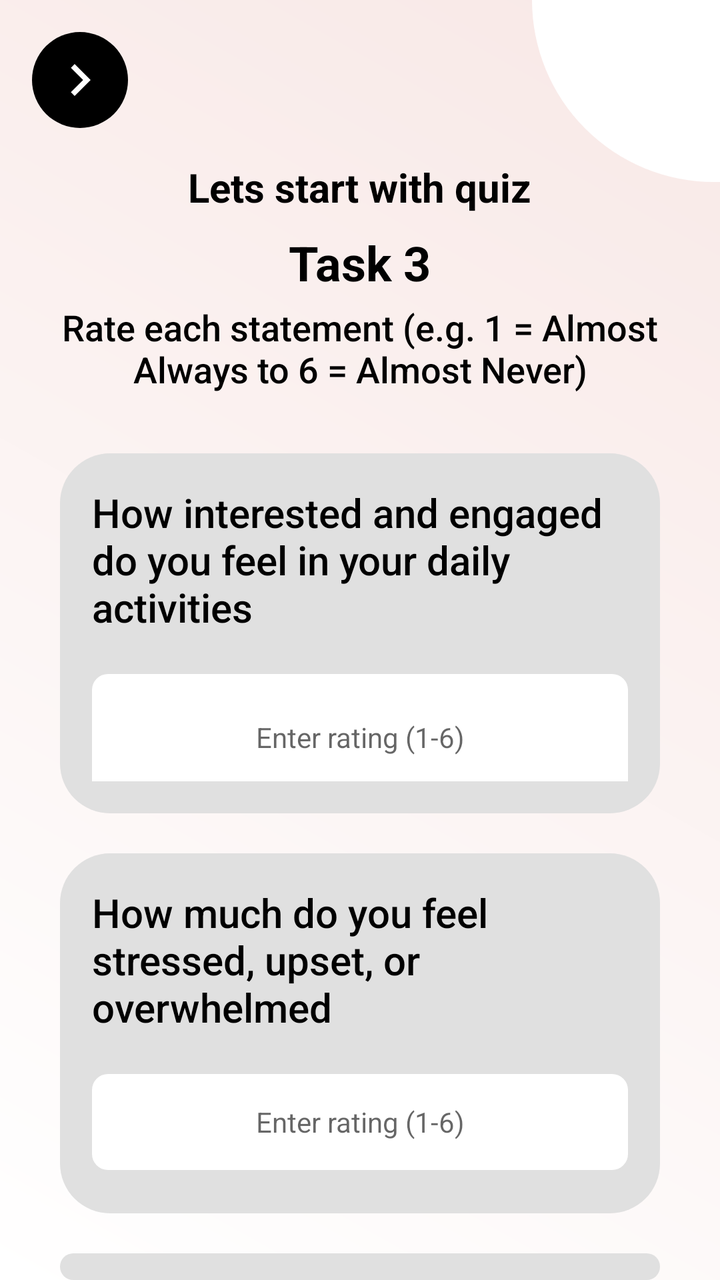
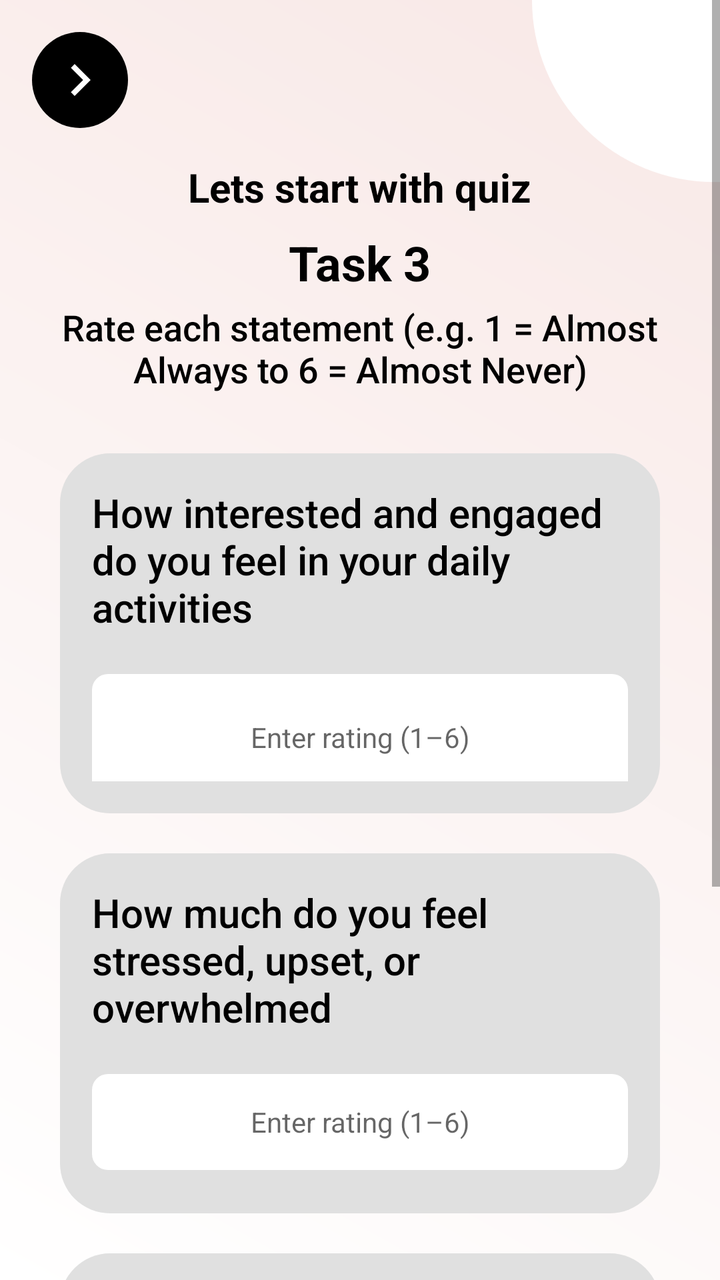

Compare the two renders of this Android layout. The source of the first and the diff that turns it into the second are given below.
<!-- AndroidManifest.xml: application theme Theme.CogniSync -->
<!-- res/layout/activity_task3.xml -->
<?xml version="1.0" encoding="utf-8"?>
<RelativeLayout xmlns:android="http://schemas.android.com/apk/res/android"
    xmlns:tools="http://schemas.android.com/tools"
    android:layout_width="match_parent"
    android:layout_height="match_parent"
    android:background="@drawable/background_gradient"
    tools:context=".Task3Activity">

    
    <View
        android:id="@+id/topRightCircle"
        android:layout_width="94dp"
        android:layout_height="91dp"
        android:layout_alignParentTop="true"
        android:layout_alignParentEnd="true"
        android:background="@drawable/top_right_circle" />

    
    <ImageButton
        android:id="@+id/btnBack"
        android:layout_width="48dp"
        android:layout_height="48dp"
        android:layout_margin="16dp"
        android:background="@drawable/circle_bg"
        android:src="@drawable/ic_arrow_back"
        android:scaleType="centerInside"
        android:contentDescription="@string/back_button" />

    
    <TextView
        android:id="@+id/titleText"
        android:layout_width="wrap_content"
        android:layout_height="wrap_content"
        android:layout_centerHorizontal="true"
        android:layout_marginTop="80dp"
        android:text="@string/lets_start_with_quiz"
        android:textSize="20sp"
        android:textStyle="bold"
        android:textColor="#000000"
        android:fontFamily="sans-serif" />

    
    <TextView
        android:id="@+id/taskLabel"
        android:layout_width="wrap_content"
        android:layout_height="wrap_content"
        android:layout_below="@id/titleText"
        android:layout_centerHorizontal="true"
        android:layout_marginTop="8dp"
        android:text="@string/task_3"
        android:textSize="24sp"
        android:textStyle="bold"
        android:textColor="#000000"
        android:fontFamily="sans-serif" />

    
    <TextView
        android:id="@+id/instructionText"
        android:layout_width="332dp"
        android:layout_height="wrap_content"
        android:layout_below="@id/taskLabel"
        android:layout_marginTop="4dp"
        android:fontFamily="sans-serif-medium"
        android:text="@string/rate_instruction"
        android:gravity="center"
        android:layout_centerHorizontal="true"
        android:textColor="#000000"
        android:textSize="18sp" />

    
    <LinearLayout
        android:id="@+id/firstQuestionBox"
        android:layout_width="300dp"
        android:layout_height="180dp"
        android:layout_below="@id/instructionText"
        android:layout_centerHorizontal="true"
        android:layout_marginTop="30dp"
        android:background="@drawable/rounded_grey_bg"
        android:orientation="vertical"
        android:padding="16dp">

        <TextView
            android:layout_width="wrap_content"
            android:layout_height="wrap_content"
            android:text="@string/question_task3_1"
            android:textColor="#000000"
            android:textSize="20sp"
            android:fontFamily="sans-serif-medium" />

        <EditText
            android:id="@+id/firstInput"
            android:layout_width="match_parent"
            android:layout_height="63dp"
            android:layout_marginTop="20dp"
            android:autofillHints="none"
            android:background="@drawable/edittext_bg"
            android:fontFamily="sans-serif"
            android:gravity="center"
            android:hint="@string/enter_rating_hint"
            android:inputType="number"
            android:paddingStart="10dp"
            android:paddingEnd="10dp"
            android:textColor="#000000"
            android:textSize="14sp" />
    </LinearLayout>

    
    <LinearLayout
        android:id="@+id/secondQuestionBox"
        android:layout_width="300dp"
        android:layout_height="180dp"
        android:layout_below="@id/firstQuestionBox"
        android:layout_centerHorizontal="true"
        android:layout_marginTop="20dp"
        android:background="@drawable/rounded_grey_bg"
        android:orientation="vertical"
        android:padding="16dp">

        <TextView
            android:layout_width="wrap_content"
            android:layout_height="wrap_content"
            android:fontFamily="sans-serif-medium"
            android:text="@string/question_task3_2"
            android:textColor="#000000"
            android:textSize="20sp" />

        <EditText
            android:id="@+id/secondInput"
            android:layout_width="match_parent"
            android:layout_height="48dp"
            android:layout_marginTop="20dp"
            android:background="@drawable/edittext_bg"
            android:gravity="center"
            android:hint="@string/enter_rating_hint"
            android:paddingStart="10dp"
            android:paddingEnd="10dp"
            android:inputType="number"
            android:autofillHints="none"
            android:textColor="#000000"
            android:textSize="14sp"
            android:fontFamily="sans-serif" />
    </LinearLayout>

    
    <LinearLayout
        android:id="@+id/thirdQuestionBox"
        android:layout_width="300dp"
        android:layout_height="180dp"
        android:layout_below="@id/secondQuestionBox"
        android:layout_centerHorizontal="true"
        android:layout_marginTop="20dp"
        android:background="@drawable/rounded_grey_bg"
        android:orientation="vertical"
        android:padding="16dp">

        <TextView
            android:layout_width="wrap_content"
            android:layout_height="wrap_content"
            android:text="@string/question_task3_3"
            android:textColor="#000000"
            android:textSize="20sp"
            android:fontFamily="sans-serif-medium" />

        <EditText
            android:id="@+id/thirdInput"
            android:layout_width="match_parent"
            android:layout_height="48dp"
            android:layout_marginTop="20dp"
            android:background="@drawable/edittext_bg"
            android:hint="@string/enter_rating_hint"
            android:gravity="center"
            android:paddingStart="10dp"
            android:paddingEnd="10dp"
            android:inputType="number"
            android:autofillHints="none"
            android:textColor="#000000"
            android:textSize="14sp"
            android:fontFamily="sans-serif" />
    </LinearLayout>

    
    <androidx.appcompat.widget.AppCompatButton
        android:id="@+id/btnNext"
        android:layout_width="296dp"
        android:layout_height="67dp"
        android:layout_centerHorizontal="true"
        android:layout_below="@id/thirdQuestionBox"
        android:layout_marginTop="10dp"
        android:layout_marginBottom="40dp"
        android:background="@drawable/btn_bg"
        android:fontFamily="sans-serif-medium"
        android:text="@string/next"
        android:textColor="@android:color/black"
        android:textSize="20sp"
        android:textStyle="bold" />

</RelativeLayout>
<!-- resources referenced by this layout -->
<resources>
  <!-- drawable background_gradient (drawable) -->
  <?xml version="1.0" encoding="utf-8"?>
  <shape xmlns:android="http://schemas.android.com/apk/res/android">
      <gradient
          android:angle="45"
          android:startColor="#Ffffff"
          android:endColor="#F8E8E6"
          android:type="linear" />
  </shape>
  <!-- drawable btn_bg (drawable) -->
  <shape xmlns:android="http://schemas.android.com/apk/res/android"
      android:shape="rectangle">
      <solid android:color="#B9BDBF"/>
      <corners android:radius="35dp"/>
  </shape>
  <!-- drawable circle_bg (drawable) -->
  <?xml version="1.0" encoding="utf-8"?>
  <shape xmlns:android="http://schemas.android.com/apk/res/android"
      android:shape="oval">
  
      
      <solid android:color="#000000"/>   
  
      
      <stroke
          android:width="0dp"
          android:color="#CCCCCC"/>       
  
      
  </shape>
  <!-- drawable ic_arrow_back (drawable) -->
  <vector xmlns:android="http://schemas.android.com/apk/res/android"
      android:width="32dp"
      android:height="32dp"
      android:viewportWidth="32"
      android:viewportHeight="32">
      <path
          android:fillColor="#ffffff"
          android:pathData="M11.45 22.12L17.56 16l-6.1-6.12L13.32 8l8 8-8 8-1.88-1.88Z"/>
  </vector>
  <!-- drawable rounded_grey_bg (drawable) -->
  <?xml version="1.0" encoding="utf-8"?>
  <shape xmlns:android="http://schemas.android.com/apk/res/android"
      android:shape="rectangle">
  
      
      <solid android:color="#E0E0E0" />
  
      
      <corners android:radius="25dp" />
  
  </shape>
  <!-- drawable top_right_circle (drawable) -->
  <shape xmlns:android="http://schemas.android.com/apk/res/android"
      android:shape="rectangle">
  
      
      <solid android:color="#FFFFFF" />
  
      
      <corners
          android:bottomLeftRadius="180dp"
          android:topLeftRadius="0dp"
          android:topRightRadius="0dp"
          android:bottomRightRadius="0dp" />
  
      
      <size
          android:width="120dp"
          android:height="120dp" />
  </shape>
  <string name="back_button">Back Button</string>
  <string name="enter_rating_hint">Enter rating (1-6)</string>
  <string name="lets_start_with_quiz">Lets start with quiz</string>
  <string name="next">Next</string>
  <string name="question_task3_1">How interested and engaged do you feel in your daily activities</string>
  <string name="question_task3_2">How much do you feel stressed, upset, or overwhelmed</string>
  <string name="question_task3_3">To what extent do you feel enthusiastic or motivated about your goals</string>
  <string name="rate_instruction">Rate each statement (e.g. 1 = Almost Always to 6 = Almost Never)</string>
  <string name="task_3">Task 3</string>
  <style name="Theme.CogniSync" parent="Theme.MaterialComponents.DayNight.DarkActionBar">
          
          <item name="colorPrimary">@color/purple_500</item>
          <item name="colorPrimaryVariant">@color/purple_700</item>
          <item name="colorOnPrimary">@color/white</item>
          
          <item name="colorSecondary">@color/teal_200</item>
          <item name="colorSecondaryVariant">@color/teal_700</item>
          <item name="colorOnSecondary">@color/black</item>
          
          <item name="android:statusBarColor">?attr/colorPrimaryVariant</item>
          
      </style>
  <color name="purple_500">#FF6200EE</color>
  <color name="purple_700">#FF3700B3</color>
  <color name="white">#FFFFFFFF</color>
  <color name="teal_200">#FF03DAC5</color>
  <color name="teal_700">#FF018786</color>
  <color name="black">#FF000000</color>
  <!-- unchanged entries left out for length: 1 -->
</resources>

<!-- the commit's change to res/layout/activity_task3.xml (unified diff, before → after) -->
@@ -1,197 +1,201 @@
 <?xml version="1.0" encoding="utf-8"?>
-<RelativeLayout xmlns:android="http://schemas.android.com/apk/res/android"
+<ScrollView xmlns:android="http://schemas.android.com/apk/res/android"
     xmlns:tools="http://schemas.android.com/tools"
     android:layout_width="match_parent"
     android:layout_height="match_parent"
     android:background="@drawable/background_gradient"
     tools:context=".Task3Activity">
 
-    
-    <View
-        android:id="@+id/topRightCircle"
-        android:layout_width="94dp"
-        android:layout_height="91dp"
-        android:layout_alignParentTop="true"
-        android:layout_alignParentEnd="true"
-        android:background="@drawable/top_right_circle" />
-
-    
-    <ImageButton
-        android:id="@+id/btnBack"
-        android:layout_width="48dp"
-        android:layout_height="48dp"
-        android:layout_margin="16dp"
-        android:background="@drawable/circle_bg"
-        android:src="@drawable/ic_arrow_back"
-        android:scaleType="centerInside"
-        android:contentDescription="@string/back_button" />
-
-    
-    <TextView
-        android:id="@+id/titleText"
-        android:layout_width="wrap_content"
-        android:layout_height="wrap_content"
-        android:layout_centerHorizontal="true"
-        android:layout_marginTop="80dp"
-        android:text="@string/lets_start_with_quiz"
-        android:textSize="20sp"
-        android:textStyle="bold"
-        android:textColor="#000000"
-        android:fontFamily="sans-serif" />
-
-    
-    <TextView
-        android:id="@+id/taskLabel"
-        android:layout_width="wrap_content"
-        android:layout_height="wrap_content"
-        android:layout_below="@id/titleText"
-        android:layout_centerHorizontal="true"
-        android:layout_marginTop="8dp"
-        android:text="@string/task_3"
-        android:textSize="24sp"
-        android:textStyle="bold"
-        android:textColor="#000000"
-        android:fontFamily="sans-serif" />
-
-    
-    <TextView
-        android:id="@+id/instructionText"
-        android:layout_width="332dp"
-        android:layout_height="wrap_content"
-        android:layout_below="@id/taskLabel"
-        android:layout_marginTop="4dp"
-        android:fontFamily="sans-serif-medium"
-        android:text="@string/rate_instruction"
-        android:gravity="center"
-        android:layout_centerHorizontal="true"
-        android:textColor="#000000"
-        android:textSize="18sp" />
-
-    
-    <LinearLayout
-        android:id="@+id/firstQuestionBox"
-        android:layout_width="300dp"
-        android:layout_height="180dp"
-        android:layout_below="@id/instructionText"
-        android:layout_centerHorizontal="true"
-        android:layout_marginTop="30dp"
-        android:background="@drawable/rounded_grey_bg"
-        android:orientation="vertical"
-        android:padding="16dp">
-
+    <RelativeLayout
+        android:layout_width="match_parent"
+        android:layout_height="wrap_content">
+
+        
+        <View
+            android:id="@+id/topRightCircle"
+            android:layout_width="94dp"
+            android:layout_height="91dp"
+            android:layout_alignParentTop="true"
+            android:layout_alignParentEnd="true"
+            android:background="@drawable/top_right_circle" />
+
+        
+        <ImageButton
+            android:id="@+id/btnBack"
+            android:layout_width="48dp"
+            android:layout_height="48dp"
+            android:layout_margin="16dp"
+            android:background="@drawable/circle_bg"
+            android:src="@drawable/ic_arrow_back"
+            android:scaleType="centerInside"
+            android:contentDescription="@string/back_button" />
+
+        
         <TextView
+            android:id="@+id/titleText"
             android:layout_width="wrap_content"
             android:layout_height="wrap_content"
-            android:text="@string/question_task3_1"
+            android:layout_centerHorizontal="true"
+            android:layout_marginTop="80dp"
+            android:text="@string/lets_start_with_quiz"
+            android:textSize="20sp"
+            android:textStyle="bold"
             android:textColor="#000000"
-            android:textSize="20sp"
-            android:fontFamily="sans-serif-medium" />
-
-        <EditText
-            android:id="@+id/firstInput"
-            android:layout_width="match_parent"
-            android:layout_height="63dp"
-            android:layout_marginTop="20dp"
-            android:autofillHints="none"
-            android:background="@drawable/edittext_bg"
-            android:fontFamily="sans-serif"
-            android:gravity="center"
-            android:hint="@string/enter_rating_hint"
-            android:inputType="number"
-            android:paddingStart="10dp"
-            android:paddingEnd="10dp"
-            android:textColor="#000000"
-            android:textSize="14sp" />
-    </LinearLayout>
-
-    
-    <LinearLayout
-        android:id="@+id/secondQuestionBox"
-        android:layout_width="300dp"
-        android:layout_height="180dp"
-        android:layout_below="@id/firstQuestionBox"
-        android:layout_centerHorizontal="true"
-        android:layout_marginTop="20dp"
-        android:background="@drawable/rounded_grey_bg"
-        android:orientation="vertical"
-        android:padding="16dp">
-
+            android:fontFamily="sans-serif" />
+
+        
         <TextView
+            android:id="@+id/taskLabel"
             android:layout_width="wrap_content"
             android:layout_height="wrap_content"
+            android:layout_below="@id/titleText"
+            android:layout_centerHorizontal="true"
+            android:layout_marginTop="8dp"
+            android:text="@string/task_3"
+            android:textSize="24sp"
+            android:textStyle="bold"
+            android:textColor="#000000"
+            android:fontFamily="sans-serif" />
+
+        
+        <TextView
+            android:id="@+id/instructionText"
+            android:layout_width="332dp"
+            android:layout_height="wrap_content"
+            android:layout_below="@id/taskLabel"
+            android:layout_marginTop="4dp"
             android:fontFamily="sans-serif-medium"
-            android:text="@string/question_task3_2"
+            android:text="@string/rate_instruction"
+            android:gravity="center"
+            android:layout_centerHorizontal="true"
             android:textColor="#000000"
-            android:textSize="20sp" />
-
-        <EditText
-            android:id="@+id/secondInput"
-            android:layout_width="match_parent"
-            android:layout_height="48dp"
+            android:textSize="18sp" />
+
+        
+        <LinearLayout
+            android:id="@+id/firstQuestionBox"
+            android:layout_width="300dp"
+            android:layout_height="180dp"
+            android:layout_below="@id/instructionText"
+            android:layout_centerHorizontal="true"
+            android:layout_marginTop="30dp"
+            android:background="@drawable/rounded_grey_bg"
+            android:orientation="vertical"
+            android:padding="16dp">
+
+            <TextView
+                android:layout_width="wrap_content"
+                android:layout_height="wrap_content"
+                android:text="@string/question_task3_1"
+                android:textColor="#000000"
+                android:textSize="20sp"
+                android:fontFamily="sans-serif-medium" />
+
+            <EditText
+                android:id="@+id/firstInput"
+                android:layout_width="match_parent"
+                android:layout_height="63dp"
+                android:layout_marginTop="20dp"
+                android:autofillHints="none"
+                android:background="@drawable/edittext_bg"
+                android:fontFamily="sans-serif"
+                android:gravity="center"
+                android:hint="@string/enter_rating_hint"
+                android:inputType="number"
+                android:paddingStart="10dp"
+                android:paddingEnd="10dp"
+                android:textColor="#000000"
+                android:textSize="14sp" />
+        </LinearLayout>
+
+        
+        <LinearLayout
+            android:id="@+id/secondQuestionBox"
+            android:layout_width="300dp"
+            android:layout_height="180dp"
+            android:layout_below="@id/firstQuestionBox"
+            android:layout_centerHorizontal="true"
             android:layout_marginTop="20dp"
-            android:background="@drawable/edittext_bg"
-            android:gravity="center"
-            android:hint="@string/enter_rating_hint"
-            android:paddingStart="10dp"
-            android:paddingEnd="10dp"
-            android:inputType="number"
-            android:autofillHints="none"
-            android:textColor="#000000"
-            android:textSize="14sp"
-            android:fontFamily="sans-serif" />
-    </LinearLayout>
-
-    
-    <LinearLayout
-        android:id="@+id/thirdQuestionBox"
-        android:layout_width="300dp"
-        android:layout_height="180dp"
-        android:layout_below="@id/secondQuestionBox"
-        android:layout_centerHorizontal="true"
-        android:layout_marginTop="20dp"
-        android:background="@drawable/rounded_grey_bg"
-        android:orientation="vertical"
-        android:padding="16dp">
-
-        <TextView
-            android:layout_width="wrap_content"
-            android:layout_height="wrap_content"
-            android:text="@string/question_task3_3"
-            android:textColor="#000000"
+            android:background="@drawable/rounded_grey_bg"
+            android:orientation="vertical"
+            android:padding="16dp">
+
+            <TextView
+                android:layout_width="wrap_content"
+                android:layout_height="wrap_content"
+                android:fontFamily="sans-serif-medium"
+                android:text="@string/question_task3_2"
+                android:textColor="#000000"
+                android:textSize="20sp" />
+
+            <EditText
+                android:id="@+id/secondInput"
+                android:layout_width="match_parent"
+                android:layout_height="48dp"
+                android:layout_marginTop="20dp"
+                android:background="@drawable/edittext_bg"
+                android:gravity="center"
+                android:hint="@string/enter_rating_hint"
+                android:paddingStart="10dp"
+                android:paddingEnd="10dp"
+                android:inputType="number"
+                android:autofillHints="none"
+                android:textColor="#000000"
+                android:textSize="14sp"
+                android:fontFamily="sans-serif" />
+        </LinearLayout>
+
+        
+        <LinearLayout
+            android:id="@+id/thirdQuestionBox"
+            android:layout_width="300dp"
+            android:layout_height="180dp"
+            android:layout_below="@id/secondQuestionBox"
+            android:layout_centerHorizontal="true"
+            android:layout_marginTop="20dp"
+            android:background="@drawable/rounded_grey_bg"
+            android:orientation="vertical"
+            android:padding="16dp">
+
+            <TextView
+                android:layout_width="wrap_content"
+                android:layout_height="wrap_content"
+                android:text="@string/question_task3_3"
+                android:textColor="#000000"
+                android:textSize="20sp"
+                android:fontFamily="sans-serif-medium" />
+
+            <EditText
+                android:id="@+id/thirdInput"
+                android:layout_width="match_parent"
+                android:layout_height="48dp"
+                android:layout_marginTop="20dp"
+                android:background="@drawable/edittext_bg"
+                android:hint="@string/enter_rating_hint"
+                android:gravity="center"
+                android:paddingStart="10dp"
+                android:paddingEnd="10dp"
+                android:inputType="number"
+                android:autofillHints="none"
+                android:textColor="#000000"
+                android:textSize="14sp"
+                android:fontFamily="sans-serif" />
+        </LinearLayout>
+
+        
+        <androidx.appcompat.widget.AppCompatButton
+            android:id="@+id/btnNext"
+            android:layout_width="296dp"
+            android:layout_height="67dp"
+            android:layout_centerHorizontal="true"
+            android:layout_below="@id/thirdQuestionBox"
+            android:layout_marginTop="10dp"
+            android:layout_marginBottom="40dp"
+            android:background="@drawable/btn_bg"
+            android:fontFamily="sans-serif-medium"
+            android:text="@string/next"
+            android:textColor="@android:color/black"
             android:textSize="20sp"
-            android:fontFamily="sans-serif-medium" />
-
-        <EditText
-            android:id="@+id/thirdInput"
-            android:layout_width="match_parent"
-            android:layout_height="48dp"
-            android:layout_marginTop="20dp"
-            android:background="@drawable/edittext_bg"
-            android:hint="@string/enter_rating_hint"
-            android:gravity="center"
-            android:paddingStart="10dp"
-            android:paddingEnd="10dp"
-            android:inputType="number"
-            android:autofillHints="none"
-            android:textColor="#000000"
-            android:textSize="14sp"
-            android:fontFamily="sans-serif" />
-    </LinearLayout>
-
-    
-    <androidx.appcompat.widget.AppCompatButton
-        android:id="@+id/btnNext"
-        android:layout_width="296dp"
-        android:layout_height="67dp"
-        android:layout_centerHorizontal="true"
-        android:layout_below="@id/thirdQuestionBox"
-        android:layout_marginTop="10dp"
-        android:layout_marginBottom="40dp"
-        android:background="@drawable/btn_bg"
-        android:fontFamily="sans-serif-medium"
-        android:text="@string/next"
-        android:textColor="@android:color/black"
-        android:textSize="20sp"
-        android:textStyle="bold" />
-
-</RelativeLayout>
+            android:textStyle="bold" />
+    </RelativeLayout>
+</ScrollView>
<!-- resource entries referenced after the edit -->
@@ -71,8 +71,8 @@
           android:width="120dp"
           android:height="120dp" />
   </shape>
-  <string name="back_button">Back Button</string>
-  <string name="enter_rating_hint">Enter rating (1-6)</string>
+  <string name="back_button">Back</string>
+  <string name="enter_rating_hint">Enter rating (1–6)</string>
   <string name="lets_start_with_quiz">Lets start with quiz</string>
   <string name="next">Next</string>
   <string name="question_task3_1">How interested and engaged do you feel in your daily activities</string>
